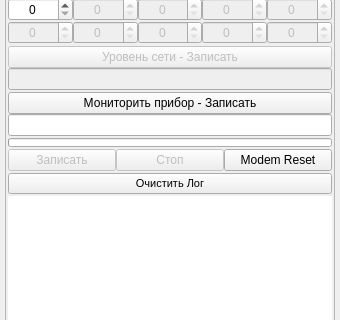
This is ANDROID_FORMS/sniffer_settings_form.ui in DavidSiegman/PLC_RF_Configurator as Qt 5 draws it before an edit; both pictures show x 0 to 340 and y 144 to 464 of the 340 by 560 pixel window. The edited form follows.
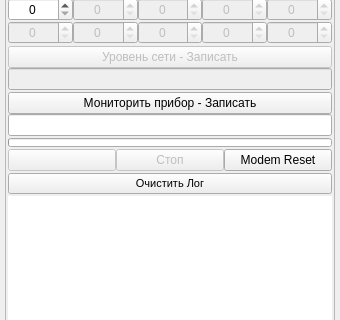
This is the edited form. Icons and pictures are not drawn.

Patch:
```diff
--- a/ANDROID_FORMS/sniffer_settings_form.ui
+++ b/ANDROID_FORMS/sniffer_settings_form.ui
@@ -80,7 +80,7 @@
         <x>0</x>
         <y>0</y>
         <width>328</width>
-        <height>476</height>
+        <height>475</height>
        </rect>
       </property>
       <layout class="QVBoxLayout" name="verticalLayout_2">
@@ -735,7 +735,7 @@
             </font>
            </property>
            <property name="text">
-            <string>Записать</string>
+            <string/>
            </property>
           </widget>
          </item>
```
Left out of the diff: 6 changed lines with no effect on the pictures.
